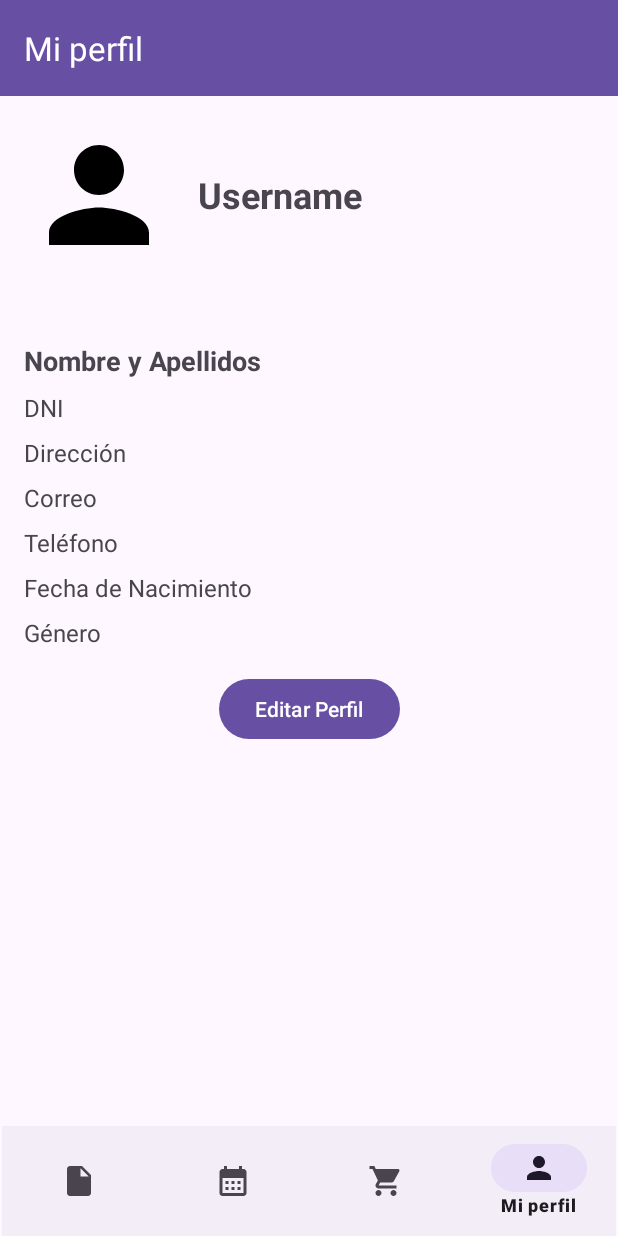
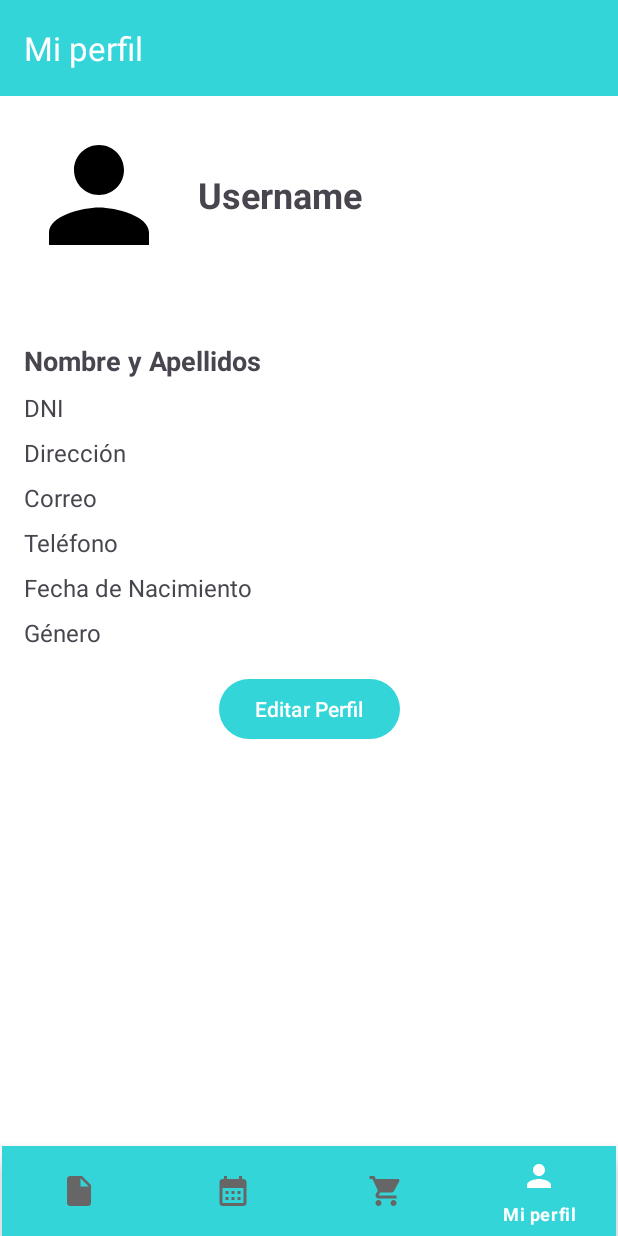
Before and after one commit to ValhMoz/velion-android, an Android app: the HomeActivity screen opened directly, with no data from a screen before it, item 4 of the bottom bar chosen, on a phone screen of 412 x 824 dp. Run offline under Robolectric (Android 15) with nearby library versions, the phone set to English and light mode, and no system bars; our stand-ins replace Dagger/Hilt's generated code; libraries missing offline, so code that uses them is left out: at.favre.lib.

Commit message:
agrego nuevos colores

```diff
--- /dev/null
+++ b/app/src/main/res/color/nav_item_color_state_list.xml
@@ -0,0 +1,4 @@
+<selector xmlns:android="http://schemas.android.com/apk/res/android">
+    <item android:color="@color/colorOnPrimary" android:state_checked="true" />
+    <item android:color="@color/colorSecondaryText" android:state_checked="false" />
+</selector>
--- a/app/src/main/res/layout/activity_home.xml
+++ b/app/src/main/res/layout/activity_home.xml
@@ -21,7 +21,7 @@
     <com.google.android.material.bottomnavigation.BottomNavigationView
         android:id="@+id/bottomNavigation"
         android:layout_width="409dp"
-        android:layout_height="73dp"
+        android:layout_height="60dp"
         app:layout_constraintBottom_toBottomOf="parent"
         app:layout_constraintEnd_toEndOf="parent"
         app:layout_constraintStart_toStartOf="parent"
--- a/app/src/main/res/layout/fragment_inicio.xml
+++ b/app/src/main/res/layout/fragment_inicio.xml
@@ -14,8 +14,7 @@
         android:background="?attr/colorPrimary"
         app:layout_constraintTop_toTopOf="parent"
         app:title="Informes Médicos"
-        app:titleTextColor="@android:color/white"
-        app:menu="@menu/toolbar_medicalreports">
+        app:titleTextColor="@android:color/white">
     </com.google.android.material.appbar.MaterialToolbar>
 
     <!-- Campo de búsqueda -->
--- a/app/src/main/res/menu/toolbar_medicalreports.xml
+++ /dev/null
@@ -1,8 +0,0 @@
-<?xml version="1.0" encoding="utf-8"?>
-<menu xmlns:android="http://schemas.android.com/apk/res/android"
-    xmlns:app="http://schemas.android.com/apk/res-auto">
-    <item
-        android:id="@+id/action_filter"
-        android:title="Filtrar"
-        app:showAsAction="ifRoom"/>
-</menu>
--- a/app/src/main/res/values/colors.xml
+++ b/app/src/main/res/values/colors.xml
@@ -2,4 +2,15 @@
 <resources>
     <color name="black">#FF000000</color>
     <color name="white">#FFFFFFFF</color>
+    <color name="colorPrimary">#33d5d8</color>
+    <color name="colorPrimaryVariant">#2bb0b1</color>
+    <color name="colorSecondary">#f4a261</color>
+    <color name="colorSecondaryVariant">#e76f51</color>
+    <color name="colorBackground">#ffffff</color>
+    <color name="colorSurface">#f0f0f0</color>
+    <color name="colorPrimaryText">#000000</color>
+    <color name="colorSecondaryText">#666666</color>
+    <color name="colorStatusBar">#2bb0b1</color>
+    <color name="colorNavigationBar">#33d5d8</color>
+    <color name="colorOnPrimary">#ffffff</color>
 </resources>
--- a/app/src/main/res/values/themes.xml
+++ b/app/src/main/res/values/themes.xml
@@ -1,8 +1,34 @@
 <resources xmlns:tools="http://schemas.android.com/tools">
     <!-- Base application theme. -->
     <style name="Base.Theme.Practicas_signlab" parent="Theme.Material3.DayNight.NoActionBar">
-        <!-- Customize your light theme here. -->
-        <!-- <item name="colorPrimary">@color/my_light_primary</item> -->
+        <!-- Primary branding color. -->
+        <item name="colorPrimary">@color/colorPrimary</item>
+        <item name="colorPrimaryVariant">@color/colorPrimaryVariant</item>
+        <item name="colorSecondary">@color/colorSecondary</item>
+        <item name="colorSecondaryVariant">@color/colorSecondaryVariant</item>
+
+        <!-- Background and surface colors. -->
+        <item name="android:colorBackground">@color/colorBackground</item>
+        <item name="colorSurface">@color/colorSurface</item>
+
+        <!-- Text colors. -->
+        <item name="android:textColorPrimary">@color/colorPrimaryText</item>
+        <item name="android:textColorSecondary">@color/colorSecondaryText</item>
+
+        <!-- Status bar color. -->
+        <item name="android:statusBarColor">@color/colorStatusBar</item>
+        <!-- Navigation bar color. -->
+        <item name="android:navigationBarColor">@color/colorNavigationBar</item>
+
+        <!-- Bottom Navigation View. -->
+        <item name="bottomNavigationStyle">@style/Widget.BottomNavigationView</item>
+    </style>
+
+    <!-- BottomNavigationView style. -->
+    <style name="Widget.BottomNavigationView" parent="Widget.MaterialComponents.BottomNavigationView">
+        <item name="itemIconTint">@color/nav_item_color_state_list</item>
+        <item name="itemTextColor">@color/nav_item_color_state_list</item>
+        <item name="backgroundTint">@color/colorPrimary</item>
     </style>
 
     <style name="Theme.Practicas_signlab" parent="Base.Theme.Practicas_signlab" />
```
